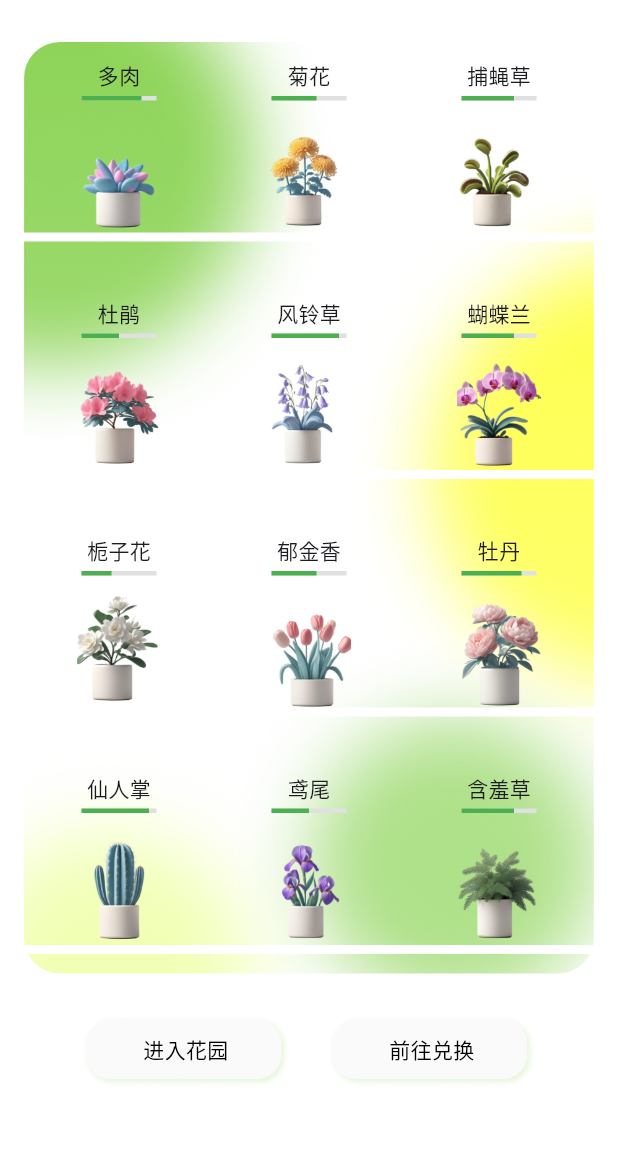
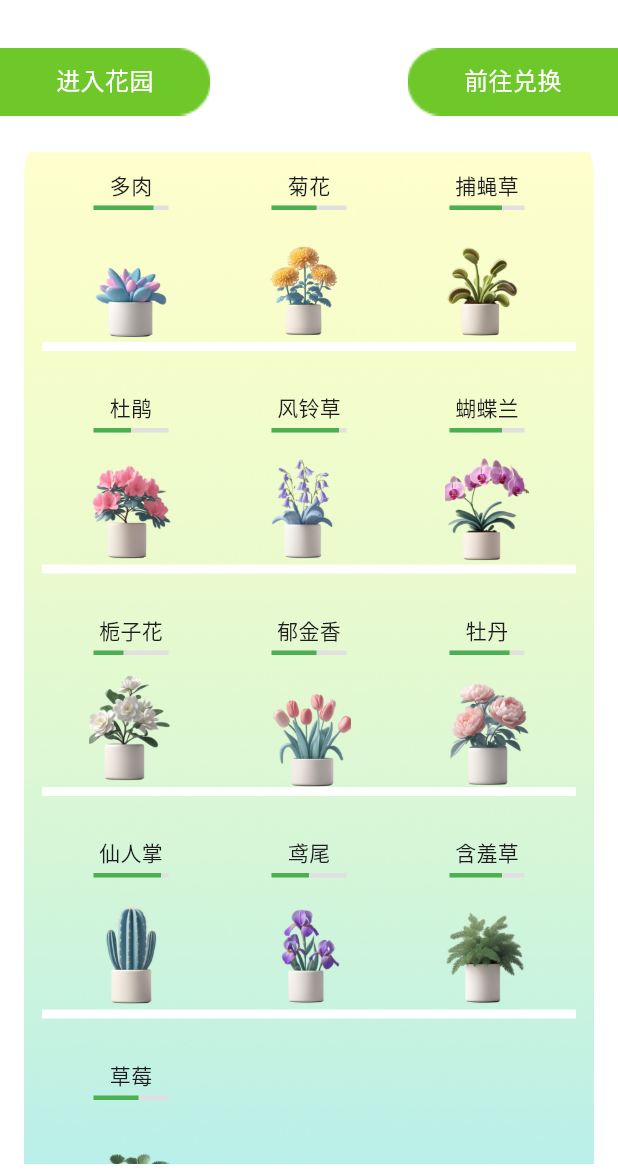
Before and after one commit to wutiannan/plant_ai_app, a Flutter app: the NurseryRoomPage screen opened directly, on a phone screen of 412 x 824 dp, the part 60-1236 px from its top. Run offline on Flutter 3.47's test engine with Material 3 defaults, Android fonts, the phone set to English and light mode, and no system bars.

Commit message:
STYLE：修改培育房界面

```diff
--- a/lib/pages/nursery_room_page.dart
+++ b/lib/pages/nursery_room_page.dart
@@ -1,17 +1,13 @@
 import 'package:flutter/material.dart';
 import 'package:plant_ai_app/pages/plant_detail_page.dart';
 import 'package:plant_ai_app/models/plant_model.dart';
-import 'package:plant_ai_app/pages/plant_illustrations_page.dart'
-    hide Plant; // 导入花园页
+import 'package:plant_ai_app/pages/shop_page.dart';
 
 class NurseryRoomPage extends StatelessWidget {
   const NurseryRoomPage({super.key});
 
   @override
   Widget build(BuildContext context) {
-    // 获取屏幕尺寸
-    final screenHeight = MediaQuery.of(context).size.height;
-
     return Scaffold(
       backgroundColor: Colors.white,
       appBar: AppBar(
@@ -41,34 +37,58 @@ class NurseryRoomPage extends StatelessWidget {
           ),
         ],
       ),
-      body: SafeArea(
-        child: Column(
+      body: Stack(
         children: [
-            // 植物列表区域：占满剩余空间，滚动自适应
+          // 固定背景
+          Container(height: double.infinity),
+
+          // 内容区域
+          Column(
+            children: [
+              // 按钮区域
               Container(
-              child: SingleChildScrollView(
-                padding: const EdgeInsets.symmetric(
+                margin: const EdgeInsets.symmetric(
+                  vertical: 16,
+                  // horizontal: 24,
+                ),
+                child: Row(
+                  mainAxisAlignment: MainAxisAlignment.spaceBetween,
+                  children: [
+                    _BottomButton(
+                      title: '进入花园',
+                      image: 'assets/images/left_btn_bg.png',
+                      onTap: () {},
+                    ),
+                    _BottomButton(
+                      title: '前往兑换',
+                      image: 'assets/images/right_btn_bg.png',
+                      onTap: () {
+                        // 跳转逻辑
+                        Navigator.push(
+                          context,
+                          MaterialPageRoute(builder: (context) => ShopPage()),
+                        );
+                      },
+                    ),
+                  ],
+                ),
+              ),
+
+              // 卡片区域，增加边距
+              Expanded(
+                child: Container(
+                  margin: const EdgeInsets.symmetric(
                     horizontal: 16,
-                  vertical: 12,
+                    vertical: 8,
                   ),
-                child: Container(
-                  height: 621,
-                  decoration: BoxDecoration(
-                    image: const DecorationImage(
+                  decoration: const BoxDecoration(
+                    image: DecorationImage(
                       image: AssetImage('assets/images/plant_nursery_bg.png'),
                       fit: BoxFit.cover,
                     ),
-                    borderRadius: BorderRadius.circular(24),
                   ),
-                  child: Padding(
-                    // padding: EdgeInsets.zero,
-                    padding: const EdgeInsets.symmetric(
-                      horizontal: 0,
-                      vertical: 12,
-                    ),
-                    child: Padding(
-                      padding: const EdgeInsets.all(0.0),
                   child: GridView.builder(
+                    padding: const EdgeInsets.all(12),
                     gridDelegate:
                         const SliverGridDelegateWithFixedCrossAxisCount(
                           crossAxisCount: 3,
@@ -84,7 +104,6 @@ class NurseryRoomPage extends StatelessWidget {
                       return _PlantCard(
                         plant: plant,
                         onTap: () {
-                              // 点击卡片跳转至详情页
                           Navigator.push(
                             context,
                             MaterialPageRoute(
@@ -98,49 +117,14 @@ class NurseryRoomPage extends StatelessWidget {
                   ),
                 ),
               ),
-                ),
-              ),
-            ),
-
-            // 底部按钮区域：固定高度，独立于滚动
-            Container(
-              padding: const EdgeInsets.symmetric(vertical: 16),
-              // color: Colors.white, // 与页面背景一致
-              child: Row(
-                mainAxisAlignment: MainAxisAlignment.center,
-                children: [
-                  _BottomButton(
-                    title: '进入花园',
-                    image: 'assets/images/plant_btn.png',
-                    onTap: () {
-                      // // 点击进入花园
-                      Navigator.push(
-                        context,
-                        MaterialPageRoute(
-                          builder: (context) => PlantIllustrationsPage(),
-                        ),
-                      );
-                    },
-                  ),
-                  const SizedBox(width: 24),
-                  _BottomButton(
-                    title: '前往兑换',
-                    image: 'assets/images/plant_btn.png',
-                    onTap: () {
-                      // 跳转逻辑
-                    },
+            ],
           ),
         ],
-              ),
-            ),
-          ],
-        ),
       ),
     );
   }
 }
 
-// 植物卡片组件
 class _PlantCard extends StatelessWidget {
   final Plant plant;
   final VoidCallback onTap;
@@ -153,15 +137,6 @@ class _PlantCard extends StatelessWidget {
       onTap: onTap,
       child: Column(
         children: [
-          SizedBox(
-            width: double.infinity,
-            // padding: const EdgeInsets.all(10),
-            // decoration: BoxDecoration(
-            //   color: Colors.white.withOpacity(0.9),
-            //   borderRadius: BorderRadius.circular(12),
-            // ),
-            child: Column(
-              children: [
           Text(plant.name, style: const TextStyle(fontSize: 14)),
           const SizedBox(height: 4),
           SizedBox(
@@ -170,9 +145,7 @@ class _PlantCard extends StatelessWidget {
             child: LinearProgressIndicator(
               value: plant.progress,
               backgroundColor: Colors.grey[300],
-                    valueColor: const AlwaysStoppedAnimation<Color>(
-                      Colors.green,
-                    ),
+              valueColor: const AlwaysStoppedAnimation<Color>(Colors.green),
             ),
           ),
           const SizedBox(height: 8),
@@ -183,14 +156,7 @@ class _PlantCard extends StatelessWidget {
               child: Image.asset(plant.image, fit: BoxFit.cover),
             ),
           ),
-                Container(
-                  width: double.infinity,
-                  height: 6,
-                  color: Colors.white,
-                ),
-              ],
-            ),
-          ),
+          Container(width: double.infinity, height: 6, color: Colors.white),
         ],
       ),
     );
@@ -214,20 +180,16 @@ class _BottomButton extends StatelessWidget {
       onTap: onTap,
       child: Container(
         width: 140,
-        height: 48,
-        padding: const EdgeInsets.symmetric(horizontal: 24, vertical: 12),
+        height: 45,
+        padding: const EdgeInsets.symmetric(horizontal: 24, vertical: 10),
         decoration: BoxDecoration(
            image: DecorationImage(image: AssetImage(image), fit: BoxFit.cover),
-          borderRadius: BorderRadius.circular(24),
+          // borderRadius: BorderRadius.circular(24),
         ),
         child: Text(
           title,
-          style: const TextStyle(
-            fontSize: 14,
-            color: Color.fromARGB(255, 0, 0, 0),
-            // fontWeight: FontWeight.bold,
-          ),
-          textAlign: TextAlign.center, // 水平居中
+          style: const TextStyle(fontSize: 16, color: Colors.white),
+          textAlign: TextAlign.center,
         ),
       ),
     );
```
Also changed, not shown: lib/pages/nearby_explore_page.dart (deleted, +0 -184 lines), lib/pages/plant_catalog_page.dart (deleted, +0 -341 lines), assets/images/left_btn_bg.png (added), assets/images/plant_btn.png (deleted), assets/images/plant_nursery_bg.png, assets/images/right_btn_bg.png (added). Lines whose indentation alone changed are shown as unchanged.
